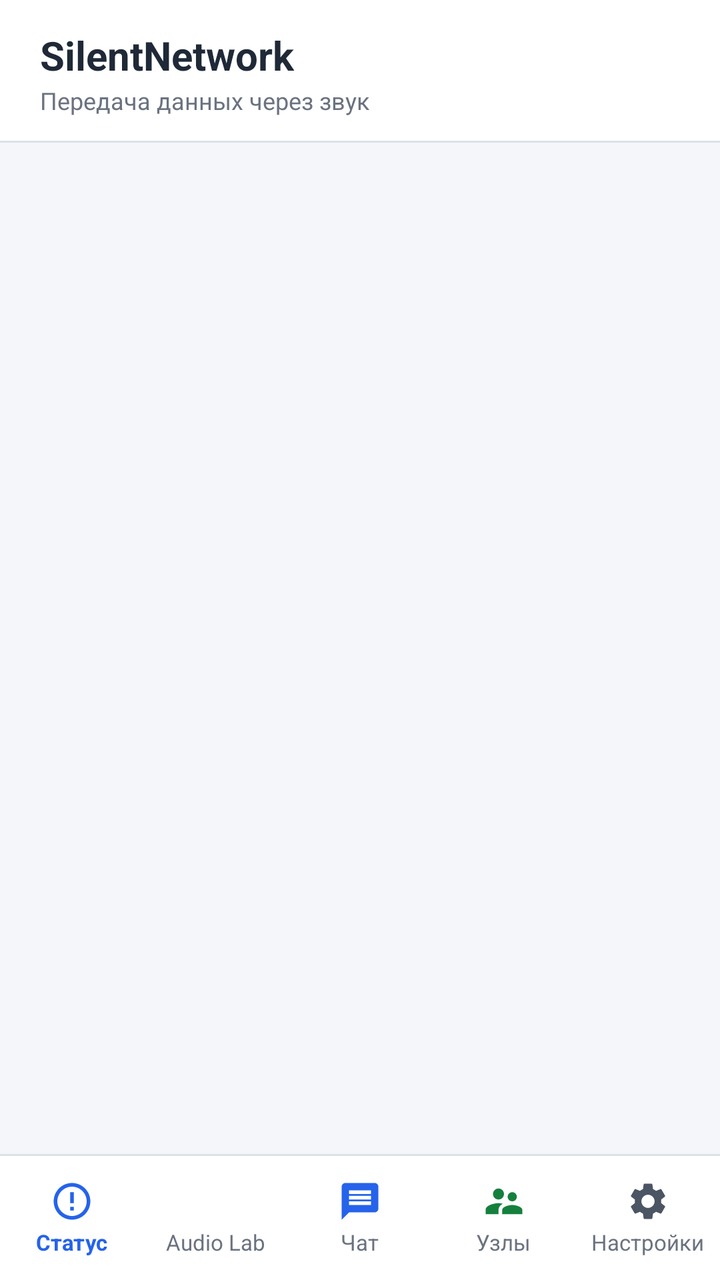
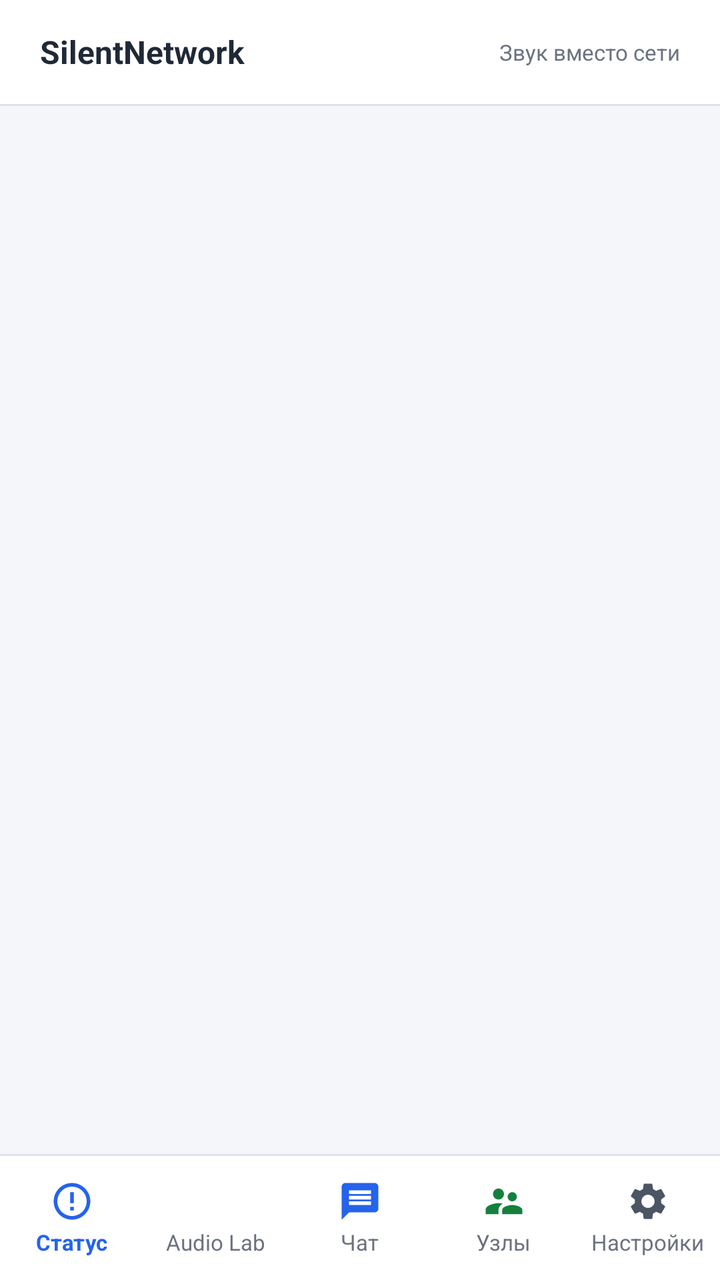

The first picture is an Android layout as it rendered before a commit; the second is the same layout after the commit. The layout source and the unified diff follow.
<!-- AndroidManifest.xml: application theme Theme.SilentNetwork -->
<!-- res/layout/activity_main.xml -->
<?xml version="1.0" encoding="utf-8"?>
<LinearLayout xmlns:android="http://schemas.android.com/apk/res/android"
    android:layout_width="match_parent"
    android:layout_height="match_parent"
    android:background="@color/bg_canvas"
    android:orientation="vertical">

    
    <LinearLayout
        android:layout_width="match_parent"
        android:layout_height="wrap_content"
        android:background="@color/bg_surface"
        android:orientation="vertical"
        android:paddingStart="20dp"
        android:paddingTop="14dp"
        android:paddingEnd="20dp"
        android:paddingBottom="12dp">

        <TextView
            android:layout_width="wrap_content"
            android:layout_height="wrap_content"
            android:text="@string/app_name"
            android:textColor="@color/text_primary"
            android:textSize="20sp"
            android:textStyle="bold" />

        <TextView
            android:layout_width="wrap_content"
            android:layout_height="wrap_content"
            android:layout_marginTop="1dp"
            android:text="@string/app_subtitle"
            android:textColor="@color/text_muted"
            android:textSize="12sp" />
    </LinearLayout>

    <View
        android:layout_width="match_parent"
        android:layout_height="1dp"
        android:background="@color/bg_card_stroke" />

    <FrameLayout
        android:id="@+id/fragment_container"
        android:layout_width="match_parent"
        android:layout_height="0dp"
        android:layout_weight="1" />

    <View
        android:layout_width="match_parent"
        android:layout_height="1dp"
        android:background="@color/bg_card_stroke" />

    
    <LinearLayout
        android:id="@+id/bottom_navigation"
        android:layout_width="match_parent"
        android:layout_height="62dp"
        android:background="@color/bg_surface"
        android:gravity="center"
        android:orientation="horizontal">

        <LinearLayout
            android:id="@+id/tab_status"
            android:layout_width="0dp"
            android:layout_height="match_parent"
            android:layout_weight="1"
            android:clickable="true"
            android:focusable="true"
            android:gravity="center"
            android:orientation="vertical">

            <ImageView
                android:id="@+id/iv_tab_status"
                android:layout_width="22dp"
                android:layout_height="22dp"
                android:contentDescription="@string/tab_status"
                android:src="@drawable/ic_tab_status" />

            <TextView
                android:id="@+id/tv_tab_status"
                android:layout_width="wrap_content"
                android:layout_height="wrap_content"
                android:layout_marginTop="2dp"
                android:text="@string/tab_status"
                android:textColor="@color/accent_primary"
                android:textSize="11sp"
                android:textStyle="bold" />
        </LinearLayout>

        <LinearLayout
            android:id="@+id/tab_audio_lab"
            android:layout_width="0dp"
            android:layout_height="match_parent"
            android:layout_weight="1"
            android:clickable="true"
            android:focusable="true"
            android:gravity="center"
            android:orientation="vertical">

            <ImageView
                android:id="@+id/iv_tab_audio_lab"
                android:layout_width="22dp"
                android:layout_height="22dp"
                android:contentDescription="@string/tab_audiolab"
                android:src="@drawable/ic_tab_audiolab" />

            <TextView
                android:id="@+id/tv_tab_audio_lab"
                android:layout_width="wrap_content"
                android:layout_height="wrap_content"
                android:layout_marginTop="2dp"
                android:text="@string/tab_audiolab"
                android:textColor="@color/text_muted"
                android:textSize="11sp" />
        </LinearLayout>

        <LinearLayout
            android:id="@+id/tab_messenger"
            android:layout_width="0dp"
            android:layout_height="match_parent"
            android:layout_weight="1"
            android:clickable="true"
            android:focusable="true"
            android:gravity="center"
            android:orientation="vertical">

            <ImageView
                android:id="@+id/iv_tab_messenger"
                android:layout_width="22dp"
                android:layout_height="22dp"
                android:contentDescription="@string/tab_messenger"
                android:src="@drawable/ic_tab_chat" />

            <TextView
                android:id="@+id/tv_tab_messenger"
                android:layout_width="wrap_content"
                android:layout_height="wrap_content"
                android:layout_marginTop="2dp"
                android:text="@string/tab_messenger"
                android:textColor="@color/text_muted"
                android:textSize="11sp" />
        </LinearLayout>

        <LinearLayout
            android:id="@+id/tab_devices"
            android:layout_width="0dp"
            android:layout_height="match_parent"
            android:layout_weight="1"
            android:clickable="true"
            android:focusable="true"
            android:gravity="center"
            android:orientation="vertical">

            <ImageView
                android:id="@+id/iv_tab_devices"
                android:layout_width="22dp"
                android:layout_height="22dp"
                android:contentDescription="@string/tab_devices"
                android:src="@drawable/ic_tab_devices" />

            <TextView
                android:id="@+id/tv_tab_devices"
                android:layout_width="wrap_content"
                android:layout_height="wrap_content"
                android:layout_marginTop="2dp"
                android:text="@string/tab_devices"
                android:textColor="@color/text_muted"
                android:textSize="11sp" />
        </LinearLayout>

        <LinearLayout
            android:id="@+id/tab_settings"
            android:layout_width="0dp"
            android:layout_height="match_parent"
            android:layout_weight="1"
            android:clickable="true"
            android:focusable="true"
            android:gravity="center"
            android:orientation="vertical">

            <ImageView
                android:id="@+id/iv_tab_settings"
                android:layout_width="22dp"
                android:layout_height="22dp"
                android:contentDescription="@string/tab_settings"
                android:src="@drawable/ic_tab_settings" />

            <TextView
                android:id="@+id/tv_tab_settings"
                android:layout_width="wrap_content"
                android:layout_height="wrap_content"
                android:layout_marginTop="2dp"
                android:text="@string/tab_settings"
                android:textColor="@color/text_muted"
                android:textSize="11sp" />
        </LinearLayout>

    </LinearLayout>

</LinearLayout>
<!-- resources referenced by this layout -->
<resources>
  <color name="accent_primary">#2563EB</color>
  <color name="bg_canvas">#F4F6F9</color>
  <color name="bg_card_stroke">#DCE2EA</color>
  <color name="bg_surface">#FFFFFF</color>
  <color name="text_muted">#6B7280</color>
  <color name="text_primary">#1F2937</color>
  <!-- drawable ic_tab_audiolab (drawable) -->
  <vector xmlns:android="http://schemas.android.com/apk/res/android"
      android:width="24dp"
      android:height="24dp"
      android:viewportWidth="24"
      android:viewportHeight="24">
      <path
          android:fillColor="#FFFFFFFF"
          android:pathData="M3,12h2v4H3v-4zm4,-6h2v14H7V6zm4,-4h2v20h-2V2zm4,7h2v11h-2V9zm4,5h2v3h-2v-3z" />
  </vector>
  <!-- drawable ic_tab_chat (drawable) -->
  <?xml version="1.0" encoding="utf-8"?>
  <vector xmlns:android="http://schemas.android.com/apk/res/android"
      android:width="24dp"
      android:height="24dp"
      android:viewportWidth="24"
      android:viewportHeight="24">
      <path
          android:fillColor="@color/accent_primary"
          android:pathData="M20,2L4,2c-1.1,0 -1.99,0.9 -1.99,2L2,22l4,-4h14c1.1,0 2,-0.9 2,-2L22,4c0,-1.1 -0.9,-2 -2,-2zM18,14L6,14v-2h12v2zM18,11L6,11L6,9h12v2zM18,8L6,8L6,6h12v2z" />
  </vector>
  <!-- drawable ic_tab_devices (drawable) -->
  <?xml version="1.0" encoding="utf-8"?>
  <vector xmlns:android="http://schemas.android.com/apk/res/android"
      android:width="24dp"
      android:height="24dp"
      android:viewportWidth="24"
      android:viewportHeight="24">
      <path
          android:fillColor="@color/accent_emerald"
          android:pathData="M16.5,12c1.38,0 2.49,-1.12 2.49,-2.5S17.88,7 16.5,7C15.12,7 14,8.12 14,9.5s1.12,2.5 2.5,2.5zM9,11c1.66,0 2.99,-1.34 2.99,-3S10.66,5 9,5C7.34,5 6,6.34 6,8s1.34,3 3,3zM16.5,14c-1.83,0 -5.5,0.92 -5.5,2.75L11,19h11v-2.25c0,-1.83 -3.67,-2.75 -5.5,-2.75zM9,13c-2.33,0 -7,1.17 -7,3.5L2,19h7v-2.25c0,-0.85 0.33,-2.34 2.37,-3.46C10.5,13.1 9.7,13 9,13z" />
  </vector>
  <!-- drawable ic_tab_status (drawable) -->
  <?xml version="1.0" encoding="utf-8"?>
  <vector xmlns:android="http://schemas.android.com/apk/res/android"
      android:width="24dp"
      android:height="24dp"
      android:viewportWidth="24"
      android:viewportHeight="24">
      <path
          android:fillColor="@color/accent_cyan"
          android:pathData="M12,2C6.48,2 2,6.48 2,12s4.48,10 10,10 10,-4.48 10,-10S17.52,2 12,2zM12,20c-4.41,0 -8,-3.59 -8,-8s3.59,-8 8,-8 8,3.59 8,8 -3.59,8 -8,8zM11,7h2v6h-2zM11,15h2v2h-2z" />
  </vector>
  <string name="app_name">SilentNetwork</string>
  <string name="app_subtitle">Передача данных через звук</string>
  <string name="tab_audiolab">Audio Lab</string>
  <string name="tab_devices">Узлы</string>
  <string name="tab_messenger">Чат</string>
  <string name="tab_settings">Настройки</string>
  <string name="tab_status">Статус</string>
  <style name="Theme.SilentNetwork" parent="Theme.AppCompat.Light.NoActionBar">
          
          <item name="android:windowBackground">@color/bg_canvas</item>
          <item name="android:statusBarColor">@color/bg_canvas</item>
          <item name="android:navigationBarColor">@color/bg_surface</item>
          <item name="android:windowLightStatusBar">true</item>
  
          
          <item name="colorPrimary">@color/accent_primary</item>
          <item name="colorPrimaryDark">@color/bg_canvas</item>
          <item name="colorAccent">@color/accent_primary</item>
  
          
          <item name="android:textColorPrimary">@color/text_primary</item>
          <item name="android:textColorSecondary">@color/text_secondary</item>
          <item name="android:textColorHint">@color/text_muted</item>
      </style>
  <color name="accent_emerald">#15803D</color>
  <color name="text_secondary">#4B5563</color>
  <color name="accent_cyan">#2563EB</color>
  <!-- unchanged entries left out for length: 1 -->
</resources>

<!-- the commit's change to res/layout/activity_main.xml (unified diff, before → after) -->
@@ -8,29 +8,32 @@
     
     <LinearLayout
         android:layout_width="match_parent"
-        android:layout_height="wrap_content"
+        android:layout_height="52dp"
         android:background="@color/bg_surface"
-        android:orientation="vertical"
+        android:gravity="center_vertical"
+        android:orientation="horizontal"
         android:paddingStart="20dp"
-        android:paddingTop="14dp"
-        android:paddingEnd="20dp"
-        android:paddingBottom="12dp">
+        android:paddingEnd="20dp">
 
         <TextView
             android:layout_width="wrap_content"
             android:layout_height="wrap_content"
             android:text="@string/app_name"
             android:textColor="@color/text_primary"
-            android:textSize="20sp"
+            android:textSize="16sp"
             android:textStyle="bold" />
+
+        <View
+            android:layout_width="0dp"
+            android:layout_height="1dp"
+            android:layout_weight="1" />
 
         <TextView
             android:layout_width="wrap_content"
             android:layout_height="wrap_content"
-            android:layout_marginTop="1dp"
             android:text="@string/app_subtitle"
             android:textColor="@color/text_muted"
-            android:textSize="12sp" />
+            android:textSize="11sp" />
     </LinearLayout>
 
     <View
<!-- resource entries referenced after the edit -->
@@ -50,7 +50,7 @@
           android:pathData="M12,2C6.48,2 2,6.48 2,12s4.48,10 10,10 10,-4.48 10,-10S17.52,2 12,2zM12,20c-4.41,0 -8,-3.59 -8,-8s3.59,-8 8,-8 8,3.59 8,8 -3.59,8 -8,8zM11,7h2v6h-2zM11,15h2v2h-2z" />
   </vector>
   <string name="app_name">SilentNetwork</string>
-  <string name="app_subtitle">Передача данных через звук</string>
+  <string name="app_subtitle">Звук вместо сети</string>
   <string name="tab_audiolab">Audio Lab</string>
   <string name="tab_devices">Узлы</string>
   <string name="tab_messenger">Чат</string>
